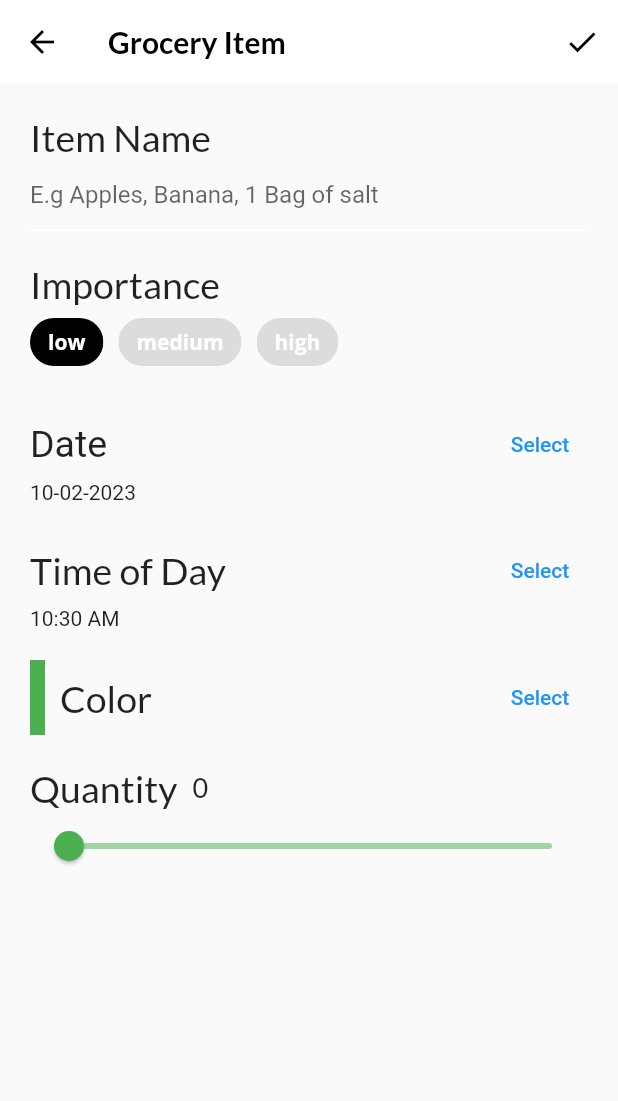
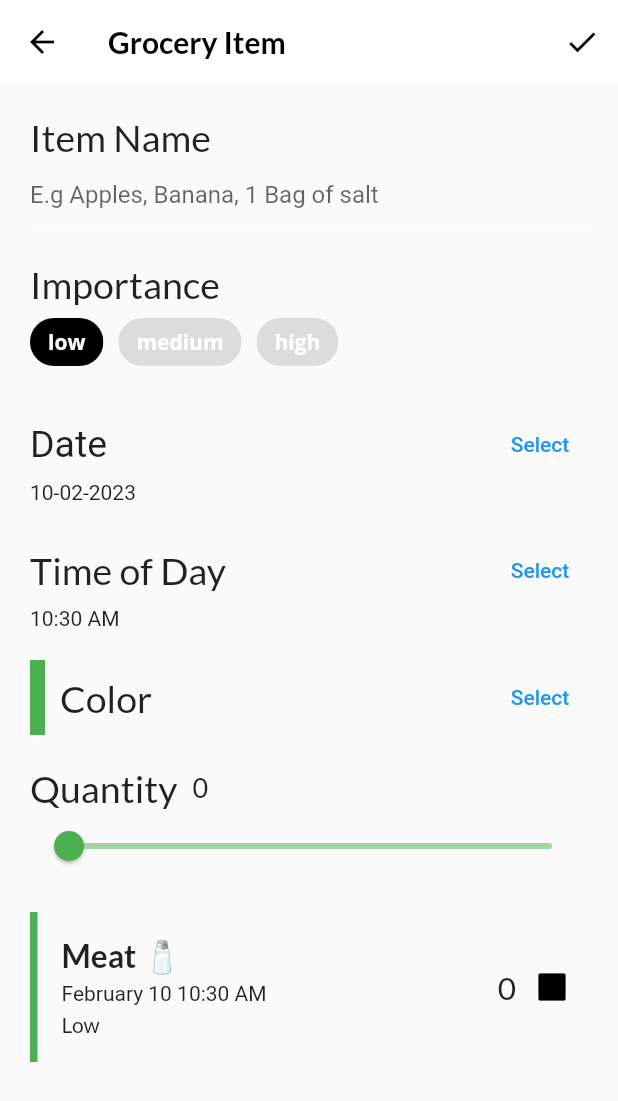
Before and after one commit to Peter-Immanuel/dart-journey, a Flutter app: the screen it shows after launch, item 3 of the bottom bar chosen, after a tap on the "add" icon, on a phone screen of 412 x 824 dp. Shown: the top 1101 px of the screen. Run offline on Flutter 3.47's test engine with Material 2 defaults, Android fonts, the phone set to English and light mode, and no system bars; our stand-ins replace flutter_colorpicker, google_fonts.

Commit message:
Created grocery item list

```diff
--- /dev/null
+++ b/chapter_5/lib/components/grocery_tile.dart
@@ -0,0 +1,126 @@
+import 'package:google_fonts/google_fonts.dart';
+import 'package:intl/intl.dart';
+
+import '../models/grocery_item.dart';
+import 'package:flutter/material.dart';
+
+class GroceryTile extends StatelessWidget {
+  final GroceryItem item;
+  final Function(bool?)? onComplete;
+  final TextDecoration textDecoration;
+
+  GroceryTile({Key? key, required this.item, this.onComplete})
+      : textDecoration =
+            item.isComplete ? TextDecoration.lineThrough : TextDecoration.none,
+        super(key: key);
+
+  @override
+  Widget build(BuildContext context) {
+    return SizedBox(
+      height: 100.0,
+      child: Row(
+        mainAxisAlignment: MainAxisAlignment.spaceBetween,
+        children: [
+          // Row Group (name, date, importance),
+          Row(
+            mainAxisAlignment: MainAxisAlignment.start,
+            children: [
+              Container(
+                width: 5.0,
+                color: item.color,
+              ),
+              const SizedBox(
+                width: 16.0,
+              ),
+              Column(
+                crossAxisAlignment: CrossAxisAlignment.start,
+                mainAxisAlignment: MainAxisAlignment.center,
+                children: [
+                  Text(
+                    item.name,
+                    style: GoogleFonts.lato(
+                      decoration: textDecoration,
+                      fontSize: 21.0,
+                      fontWeight: FontWeight.bold,
+                    ),
+                  ),
+                  const SizedBox(
+                    height: 4,
+                  ),
+                  buildDate(),
+                  const SizedBox(
+                    height: 4.0,
+                  ),
+                  buildImportance(),
+                ],
+              ),
+            ],
+          ),
+
+          // Row Group (quantity, checkbox),
+          Row(
+            children: [
+              Text(
+                item.quantity.toString(),
+                style: GoogleFonts.lato(
+                  decoration: textDecoration,
+                  fontSize: 21.0,
+                ),
+              ),
+              buildCheckbox(),
+            ],
+          ),
+        ],
+      ),
+    );
+  }
+
+  // buildImportance()
+  Widget buildImportance() {
+    if (item.importance == Importance.low) {
+      return Text(
+        "Low",
+        style: GoogleFonts.lato(decoration: textDecoration),
+      );
+    } else if (item.importance == Importance.medium) {
+      return Text(
+        "Medium",
+        style: GoogleFonts.lato(
+          color: Colors.orange[400],
+          decoration: textDecoration,
+          fontWeight: FontWeight.w800,
+        ),
+      );
+    } else if (item.importance == Importance.high) {
+      return Text(
+        "High",
+        style: GoogleFonts.lato(
+          color: Colors.red,
+          decoration: textDecoration,
+          fontWeight: FontWeight.w900,
+        ),
+      );
+    } else {
+      throw Exception("This importance does not exist");
+    }
+  }
+
+  // buildDate()
+  Widget buildDate() {
+    final dateFormater = DateFormat('MMMM dd h:mm a');
+    final dateString = dateFormater.format(item.date);
+
+    return Text(
+      dateString,
+      style: TextStyle(decoration: textDecoration),
+    );
+  }
+
+  // buildCheckbox()
+  Widget buildCheckbox() {
+    return Checkbox(
+      value: item.isComplete,
+      onChanged: onComplete,
+    );
+  }
+}
--- a/chapter_5/lib/models/grocery_item.dart
+++ b/chapter_5/lib/models/grocery_item.dart
@@ -9,7 +9,7 @@ class GroceryItem {
   final Color color;
   final int quantity;
   final DateTime date;
-  final bool isCompleted;
+  final bool isComplete;
 
   GroceryItem(
       {required this.id,
@@ -18,7 +18,7 @@ class GroceryItem {
       required this.color,
       required this.quantity,
       required this.date,
-      required this.isCompleted});
+      this.isComplete = false});
 
   GroceryItem copyWith(
       {String? id,
@@ -27,7 +27,7 @@ class GroceryItem {
       Color? color,
       int? quantity,
       DateTime? date,
-      bool? isCompleted}) {
+      bool? isComplete}) {
     return GroceryItem(
         id: id ?? this.id,
         name: name ?? this.name,
@@ -35,6 +35,6 @@ class GroceryItem {
         color: color ?? this.color,
         quantity: quantity ?? this.quantity,
         date: date ?? this.date,
-        isCompleted: isCompleted ?? this.isCompleted);
+        isComplete: isComplete ?? this.isComplete);
   }
 }
--- a/chapter_5/lib/models/grocery_manager.dart
+++ b/chapter_5/lib/models/grocery_manager.dart
@@ -23,7 +23,7 @@ class GroceryManager extends ChangeNotifier {
 
   void completeItem(int index, bool change) {
     final item = _groceryItems[index];
-    _groceryItems[index] = item.copyWith(isCompleted: change);
+    _groceryItems[index] = item.copyWith(isComplete: change);
     notifyListeners();
   }
 }
--- a/chapter_5/lib/screens/grocery_item_screen.dart
+++ b/chapter_5/lib/screens/grocery_item_screen.dart
@@ -1,6 +1,8 @@
+import 'package:chapter_5/components/grocery_tile.dart';
 import 'package:flutter/material.dart';
 import 'package:flutter_colorpicker/flutter_colorpicker.dart';
 import 'package:google_fonts/google_fonts.dart';
+import 'package:uuid/uuid.dart';
 import '../models/models.dart';
 import 'package:intl/intl.dart';
 
@@ -25,7 +27,7 @@ class GroceryItemScreen extends StatefulWidget {
 class _GroceryItemScreenState extends State<GroceryItemScreen> {
   final _nameController = TextEditingController();
 
-  String _name = '';
+  String _name = 'Meat 🧂';
   Importance _importance = Importance.low;
   DateTime _dueDate = DateTime.now();
   TimeOfDay _timeOfDay = TimeOfDay.now();
@@ -68,10 +70,26 @@ class _GroceryItemScreenState extends State<GroceryItemScreen> {
       appBar: AppBar(
         actions: [
           IconButton(
-              icon: Icon(Icons.check),
-              onPressed: () {
-                // TODO: Add callback handler
-              }),
+            icon: Icon(Icons.check),
+            onPressed: () {
+              // TODO: Add callback handler
+              final groceryItem = GroceryItem(
+                id: widget.originalItem?.id ?? const Uuid().v1(),
+                name: _nameController.text,
+                importance: _importance,
+                color: _currentColor,
+                quantity: _currentSliderValue,
+                date: DateTime(_dueDate.year, _dueDate.month, _dueDate.day,
+                    _dueDate.hour, _dueDate.minute),
+              );
+
+              if (widget.isUpdating) {
+                widget.onUpdate(groceryItem);
+              } else {
+                widget.onCreate(groceryItem);
+              }
+            },
+          ),
         ],
         elevation: 0.0,
         title: Text(
@@ -95,7 +113,17 @@ class _GroceryItemScreenState extends State<GroceryItemScreen> {
             const SizedBox(height: 20.0),
             builldQuantityField(),
             const SizedBox(height: 20.0),
-            // TODO 19: Add Grocery Tile
+            GroceryTile(
+              item: GroceryItem(
+                id: "Preview mode",
+                name: _name,
+                importance: _importance,
+                color: _currentColor,
+                quantity: _currentSliderValue,
+                date: DateTime(_dueDate.year, _dueDate.month, _dueDate.day,
+                    _dueDate.hour, _dueDate.minute),
+              ),
+            )
           ],
         ),
       ),
```
Also changed, not shown: chapter_5/lib/screens/grocery_items_screen.dart (added).
